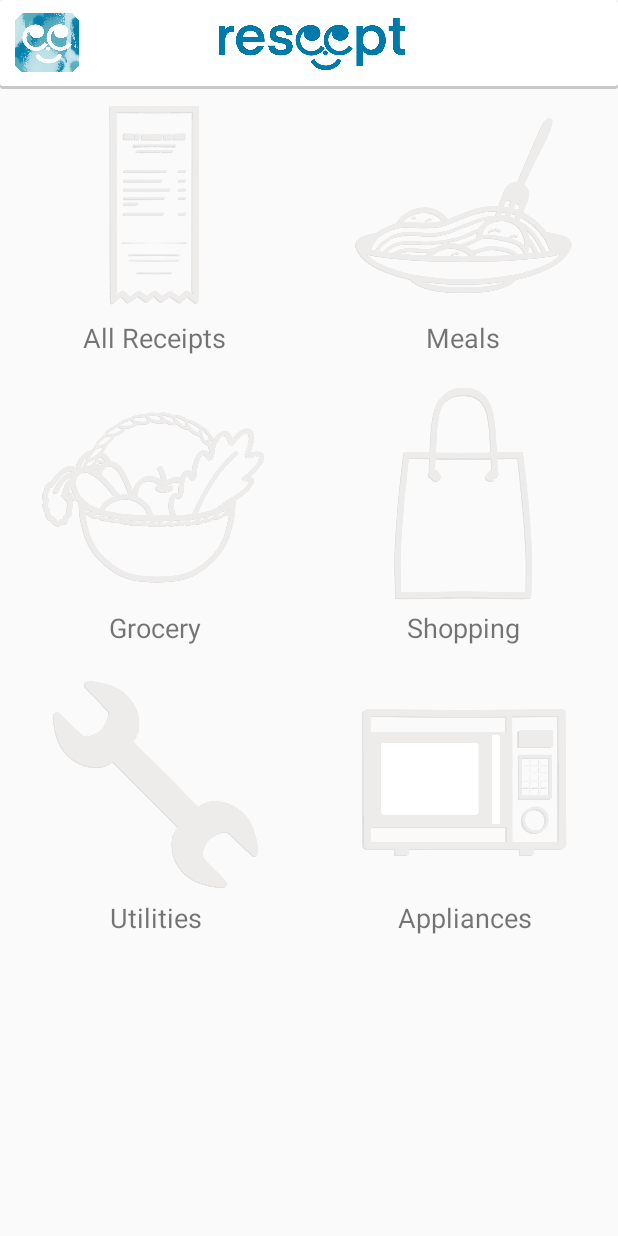
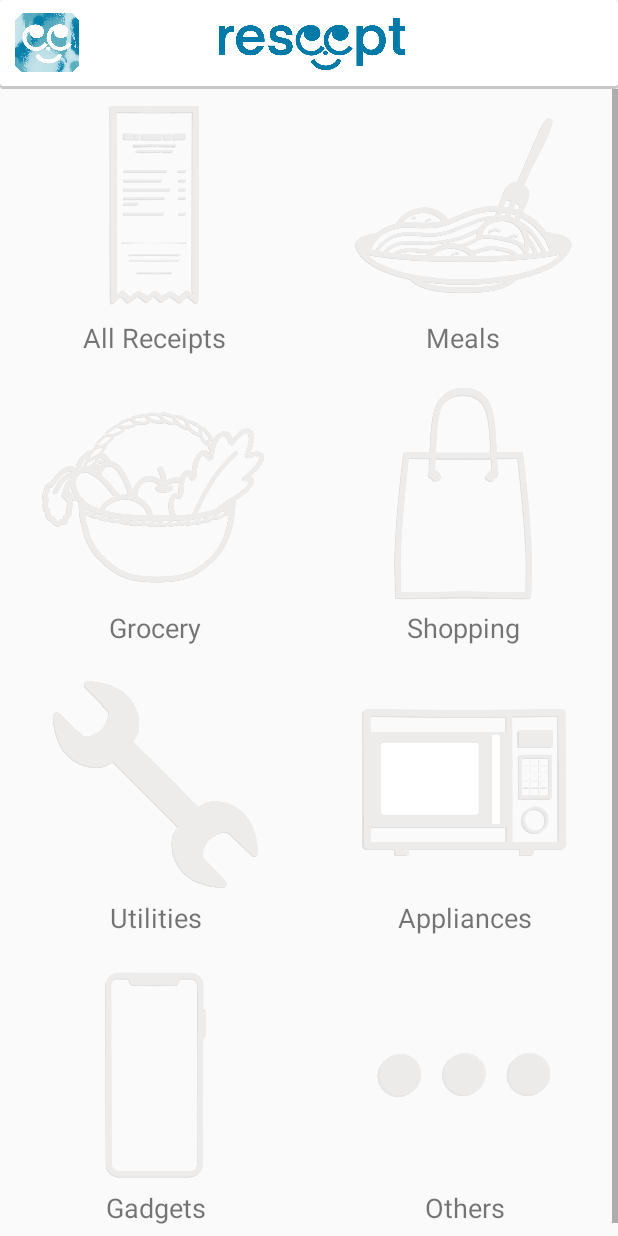
Before and after one commit to papaps/ReSEEipt, an Android app: the layout dashboard.xml on its own in the app's theme, with its tools: preview values and no code run, on a phone screen of 412 x 824 dp. Run offline under Robolectric (Android 15) with nearby library versions, the phone set to English and light mode, and no system bars.

Commit message:
Dashboard XML can scroll

```diff
--- a/ReSEEipt/app/src/main/res/layout/dashboard.xml
+++ b/ReSEEipt/app/src/main/res/layout/dashboard.xml
@@ -30,8 +30,19 @@
             android:layout_weight="1"
             android:paddingRight="50dp"
             app:srcCompat="@drawable/Reseept" />
+    </LinearLayout>
 
-    </LinearLayout>
+    <ScrollView
+        android:layout_width="wrap_content"
+        android:layout_height="wrap_content">
+
+
+
+    <LinearLayout
+        android:layout_width="wrap_content"
+        android:layout_height="wrap_content"
+        android:orientation="vertical"
+        android:weightSum="3">
 
     <LinearLayout
         android:layout_width="match_parent"
@@ -46,15 +57,15 @@
             android:layout_weight="1">
 
             <ImageView
-                android:id="@+id/imageView2"
+                android:id="@+id/AllView"
                 android:layout_width="195dp"
                 android:layout_height="153dp"
                 android:layout_gravity="center"
                 android:scaleType="fitCenter"
-                app:srcCompat="@drawable/Others_Asset" />
+                app:srcCompat="@drawable/All_Receipts_Asset" />
 
             <TextView
-                android:id="@+id/textView"
+                android:id="@+id/AllText"
                 android:layout_width="match_parent"
                 android:layout_height="wrap_content"
                 android:text="All Receipts"
@@ -69,7 +80,7 @@
             android:layout_weight="1">
 
             <ImageView
-                android:id="@+id/imageView5"
+                android:id="@+id/MealsView"
                 android:layout_width="match_parent"
                 android:layout_height="153dp"
                 android:layout_gravity="center"
@@ -77,11 +88,12 @@
                 app:srcCompat="@drawable/Meal_Asset" />
 
             <TextView
-                android:id="@+id/textView2"
+                android:id="@+id/MealsText"
                 android:layout_width="match_parent"
                 android:layout_height="wrap_content"
                 android:text="Meals"
-                android:scaleType="fitCenter" android:textAlignment="center"
+                android:scaleType="fitCenter"
+                android:textAlignment="center"
                 android:textSize="18sp" />
         </LinearLayout>
     </LinearLayout>
@@ -97,7 +109,7 @@
             android:orientation="vertical">
 
             <ImageView
-                android:id="@+id/imageView6"
+                android:id="@+id/GroceryView"
                 android:layout_width="match_parent"
                 android:layout_height="153dp"
                 android:layout_gravity="center"
@@ -105,7 +117,7 @@
                 app:srcCompat="@drawable/Grocery_Asset" />
 
             <TextView
-                android:id="@+id/textView3"
+                android:id="@+id/GroceryText"
                 android:layout_width="match_parent"
                 android:layout_height="wrap_content"
                 android:text="Grocery"
@@ -119,7 +131,7 @@
             android:orientation="vertical">
 
             <ImageView
-                android:id="@+id/imageView7"
+                android:id="@+id/ShoppingView"
                 android:layout_width="match_parent"
                 android:layout_height="153dp"
                 android:layout_gravity="center"
@@ -127,7 +139,7 @@
                 app:srcCompat="@drawable/Shopping_Asset" />
 
             <TextView
-                android:id="@+id/textView4"
+                android:id="@+id/ShoppingText"
                 android:layout_width="match_parent"
                 android:layout_height="wrap_content"
                 android:text="Shopping"
@@ -147,7 +159,7 @@
             android:orientation="vertical">
 
             <ImageView
-                android:id="@+id/imageView8"
+                android:id="@+id/UtilitiesView"
                 android:layout_width="match_parent"
                 android:layout_height="153dp"
                 android:layout_gravity="center"
@@ -155,7 +167,7 @@
                 app:srcCompat="@drawable/Utilities_Asset" />
 
             <TextView
-                android:id="@+id/textView5"
+                android:id="@+id/UtilitiesText"
                 android:layout_width="match_parent"
                 android:layout_height="wrap_content"
                 android:text="Utilities"
@@ -169,7 +181,7 @@
             android:orientation="vertical">
 
             <ImageView
-                android:id="@+id/imageView9"
+                android:id="@+id/AppliancesView"
                 android:layout_width="match_parent"
                 android:layout_height="153dp"
                 android:layout_gravity="center"
@@ -177,7 +189,7 @@
                 app:srcCompat="@drawable/Appliance_Asset" />
 
             <TextView
-                android:id="@+id/textView6"
+                android:id="@+id/AppliancesText"
                 android:layout_width="match_parent"
                 android:layout_height="wrap_content"
                 android:text="Appliances"
@@ -186,4 +198,57 @@
         </LinearLayout>
     </LinearLayout>
 
+    <LinearLayout
+        android:layout_width="match_parent"
+        android:layout_height="193dp"
+        android:orientation="horizontal">
+
+        <LinearLayout
+            android:layout_width="208dp"
+            android:layout_height="match_parent"
+            android:orientation="vertical">
+
+            <ImageView
+                android:id="@+id/GadgetsView"
+                android:layout_width="match_parent"
+                android:layout_height="153dp"
+                android:layout_gravity="center"
+                android:scaleType="fitCenter"
+                app:srcCompat="@drawable/Gadget_Asset" />
+
+            <TextView
+                android:id="@+id/GadgetsText"
+                android:layout_width="match_parent"
+                android:layout_height="wrap_content"
+                android:text="Gadgets"
+                android:textAlignment="center"
+                android:textSize="18sp" />
+        </LinearLayout>
+
+        <LinearLayout
+            android:id="@+id/Others"
+            android:layout_width="match_parent"
+            android:layout_height="match_parent"
+            android:orientation="vertical">
+
+            <ImageView
+                android:id="@+id/OthersView"
+                android:layout_width="match_parent"
+                android:layout_height="153dp"
+                android:layout_gravity="center"
+                android:scaleType="fitCenter"
+                app:srcCompat="@drawable/Others_Asset" />
+
+            <TextView
+                android:id="@+id/OthersText"
+                android:layout_width="match_parent"
+                android:layout_height="wrap_content"
+                android:text="Others"
+                android:textAlignment="center"
+                android:textSize="18sp" />
+        </LinearLayout>
+    </LinearLayout>
+    </LinearLayout>
+    </ScrollView>
+
 </LinearLayout>
```
Also changed, not shown: ReSEEipt/app/src/main/res/drawable/All_Receipts_Asset.png (added), ReSEEipt/app/src/main/res/drawable/Others_Asset.png.
